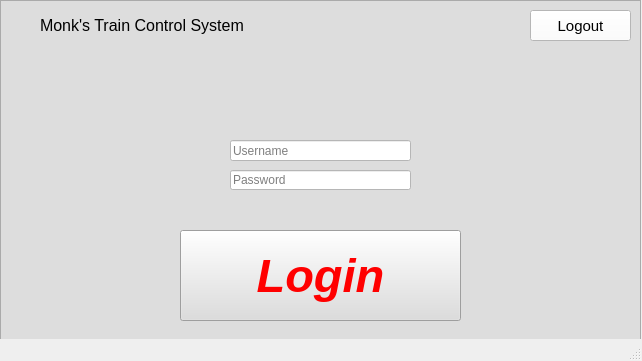
This is src/UI/TrainModel/Login_Page.ui in aet37/ECE1140-Project as Qt 5 draws it before an edit. The edited form follows.
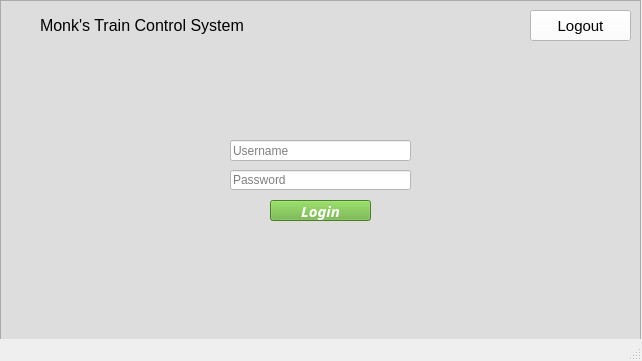
This is the edited form. Icons and pictures are not drawn.

```diff
--- a/src/UI/TrainModel/Login_Page.ui
+++ b/src/UI/TrainModel/Login_Page.ui
@@ -54,15 +54,16 @@
     <widget class="QPushButton" name="login_button">
      <property name="geometry">
       <rect>
-       <x>180</x>
-       <y>230</y>
-       <width>281</width>
-       <height>91</height>
+       <x>270</x>
+       <y>200</y>
+       <width>101</width>
+       <height>21</height>
       </rect>
      </property>
      <property name="font">
       <font>
-       <pointsize>35</pointsize>
+       <family>Futura Md BT</family>
+       <pointsize>11</pointsize>
        <weight>75</weight>
        <italic>true</italic>
        <bold>true</bold>
@@ -72,8 +73,8 @@
       </font>
      </property>
      <property name="styleSheet">
-      <string notr="true">background-image: url(C:/Users/kenne/Documents/GitHub/ECE1140-Project/src/UI/TrainModel/newPrefix/Joseph Seinfeld.png);
-color: rgb(255, 0, 0);</string>
+      <string notr="true">color: rgb(255, 255, 255);
+background-color: rgb(102, 176, 54);</string>
      </property>
      <property name="text">
       <string>Login</string>
```
